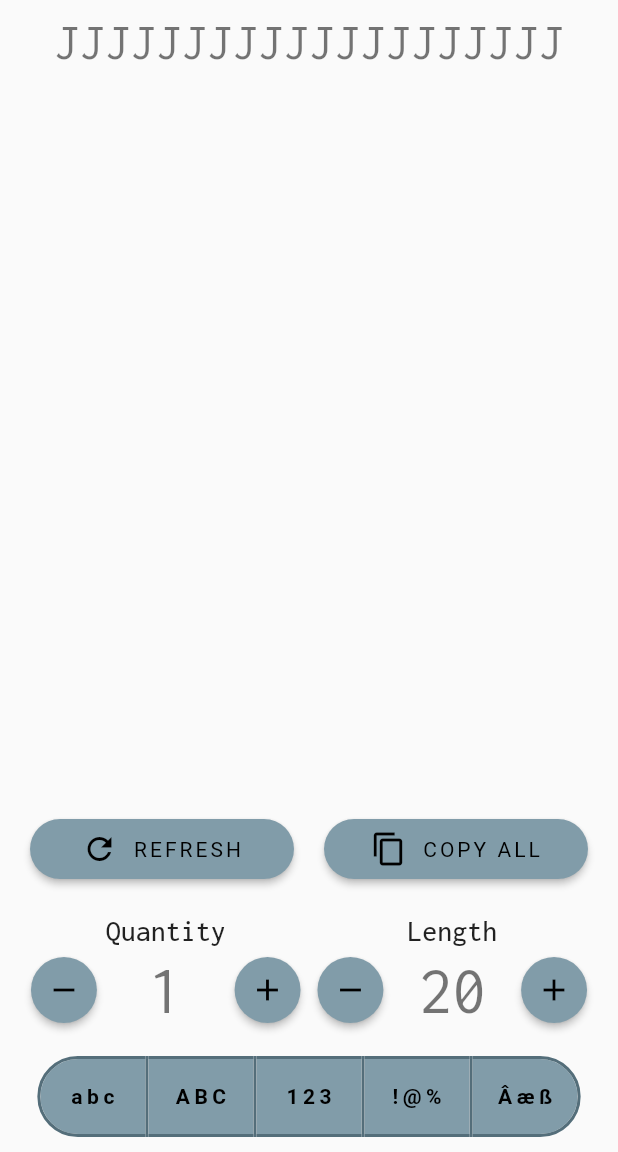
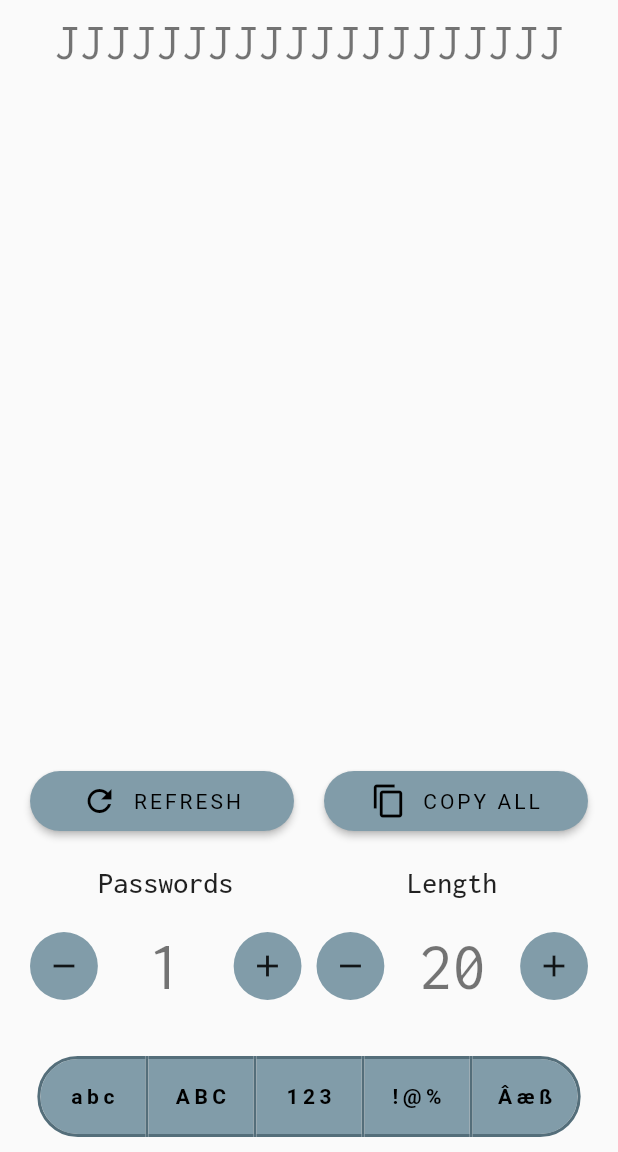
Before and after one commit to gustavomurad/random_password_generator, a Flutter app: the screen it shows after launch, on a phone screen of 412 x 824 dp, the part 84-1236 px from its top. Run offline on Flutter 3.47's test engine with Material 2 defaults, Android fonts, the phone set to English and light mode, and no system bars; our stand-ins replace equatable, flutter_bloc, google_fonts.

Commit message:
Adjusted icon alignment and icon theme

```diff
--- a/lib/core/styles/theme_dark.dart
+++ b/lib/core/styles/theme_dark.dart
@@ -4,13 +4,11 @@
 import 'package:random_password_generator/core/styles/colors_theme_dark.dart';
 
 abstract class AppThemeDark {
-  static final ThemeData themeData = ThemeData(
-    colorScheme: ColorScheme.dark(
-      primary: ColorsThemeDark.primaryColor,
-      primaryVariant: ColorsThemeDark.primaryDarkColor,
-      secondary: ColorsThemeDark.secondaryColor,
-      secondaryVariant: ColorsThemeDark.secondaryDarkColor,
-    ),
+  static final ThemeData themeData = ThemeData.dark().copyWith(
+    primaryColor: ColorsThemeDark.primaryColor,
+    accentColor: ColorsThemeDark.secondaryColor,
+    primaryColorDark: ColorsThemeDark.primaryDarkColor,
+    primaryColorLight: ColorsThemeDark.primaryLightColor,
     primaryTextTheme: GoogleFonts.inconsolataTextTheme(
       ThemeData.dark().primaryTextTheme,
     ),
@@ -25,12 +23,13 @@
           borderRadius: BorderRadius.circular(50),
         ),
         primary: ColorsThemeDark.primaryTextColor,
+        backgroundColor: ColorsThemeDark.primaryLightColor
       ),
     ),
     appBarTheme: AppBarTheme(color: ColorsThemeDark.primaryColor),
     toggleButtonsTheme: ToggleButtonsThemeData(
-      fillColor: ColorsThemeDark.primaryColor,
-      color: ColorsThemeDark.secondaryColor,
+      fillColor: ColorsThemeDark.primaryLightColor,
+      color: ColorsThemeDark.secondaryLightColor,
       selectedColor: ColorsThemeDark.primaryTextColor,
       borderWidth: 2,
       borderColor: ColorsThemeDark.secondaryLightColor,
--- a/lib/core/styles/theme_light.dart
+++ b/lib/core/styles/theme_light.dart
@@ -4,28 +4,27 @@
 import 'package:random_password_generator/core/styles/colors_theme_light.dart';
 
 abstract class AppThemeLight {
-  static final ThemeData themeData = ThemeData(
-    colorScheme: ColorScheme.light(
-      primary: ColorsThemeLight.primaryColor,
-      primaryVariant: ColorsThemeLight.primaryDarkColor,
-      secondary: ColorsThemeLight.secondaryColor,
-      secondaryVariant: ColorsThemeLight.secondaryDarkColor,
-    ),
+  static final ThemeData themeData = ThemeData.light().copyWith(
+    primaryColor: ColorsThemeLight.primaryColor,
+    accentColor: ColorsThemeLight.secondaryColor,
+    primaryColorDark: ColorsThemeLight.primaryDarkColor,
+    primaryColorLight: ColorsThemeLight.primaryLightColor,
     primaryTextTheme: GoogleFonts.inconsolataTextTheme(
       ThemeData.light().primaryTextTheme,
     ),
     textTheme: GoogleFonts.inconsolataTextTheme(
       ThemeData.light().textTheme,
     ),
+    highlightColor: ColorsThemeLight.primaryLightColor,
     textButtonTheme: TextButtonThemeData(
       style: TextButton.styleFrom(
-        backgroundColor: ColorsThemeLight.primaryLightColor,
         textStyle: TextStyle(letterSpacing: 2),
         elevation: 2,
         shape: RoundedRectangleBorder(
           borderRadius: BorderRadius.circular(50),
         ),
         primary: ColorsThemeLight.secondaryTextColor,
+        backgroundColor: ColorsThemeLight.primaryLightColor,
       ),
     ),
     appBarTheme: AppBarTheme(color: ColorsThemeLight.primaryLightColor),
--- a/lib/features/presentation/components/number_picker.dart
+++ b/lib/features/presentation/components/number_picker.dart
@@ -34,14 +34,18 @@
             mainAxisAlignment: MainAxisAlignment.center,
             children: [
               Expanded(
-                child: TextButton(
+                child: Container(
+                  width: 80,
+                  height: 80,
+                  decoration: BoxDecoration(
+                    shape: BoxShape.circle,
+                    color: Theme.of(context).primaryColorLight,
+                  ),
+                  child: IconButton(
+                    icon: const Icon(Icons.remove),
                     onPressed: this.value == this.minValue
                         ? () => this.onChanged(this.maxValue)
                         : () => this.onChanged(this.value - 1),
-                  child: const Icon(Icons.remove),
-                  style: TextButton.styleFrom(
-                    shape: CircleBorder(),
-                    padding: EdgeInsets.all(10),
                   ),
                 ),
               ),
@@ -54,14 +58,18 @@
                 ),
               ),
               Expanded(
-                child: TextButton(
+                child: Container(
+                  width: 80,
+                  height: 80,
+                  decoration: BoxDecoration(
+                    shape: BoxShape.circle,
+                    color: Theme.of(context).primaryColorLight,
+                  ),
+                  child: IconButton(
                     onPressed: this.value == this.maxValue
                         ? () => this.onChanged(this.minValue)
                         : () => this.onChanged(this.value + 1),
-                  child: const Icon(Icons.add),
-                  style: TextButton.styleFrom(
-                    shape: CircleBorder(),
-                    padding: EdgeInsets.all(10),
+                    icon: const Icon(Icons.add),
                   ),
                 ),
               ),
--- a/lib/features/presentation/components/password_quantity_picker.dart
+++ b/lib/features/presentation/components/password_quantity_picker.dart
@@ -14,7 +14,7 @@
   @override
   Widget build(BuildContext context) {
     return NumberPicker(
-      label: 'Quantity',
+      label: 'Passwords',
       minValue: 1,
       maxValue: 100,
       value: this.quantity,
--- a/lib/features/presentation/pages/home_page.dart
+++ b/lib/features/presentation/pages/home_page.dart
@@ -1,17 +1,14 @@
-import 'package:flutter/cupertino.dart';
 import 'package:flutter/material.dart';
 import 'package:flutter/services.dart';
 import 'package:flutter/widgets.dart';
 import 'package:flutter_bloc/flutter_bloc.dart';
-import 'package:random_password_generator/core/styles/colors_theme_dark.dart';
-import 'package:random_password_generator/core/styles/colors_theme_light.dart';
 import 'package:random_password_generator/features/domain/models/password_model.dart';
 import 'package:random_password_generator/features/presentation/bloc/password_bloc.dart';
 import 'package:random_password_generator/features/presentation/bloc/password_events.dart';
 import 'package:random_password_generator/features/presentation/bloc/password_state.dart';
 import 'package:random_password_generator/features/presentation/components/character_choice_toggle_button.dart';
 import 'package:random_password_generator/features/presentation/components/error_dialog.dart';
-import 'package:random_password_generator/features/presentation/components/password_legth_picker.dart';
+import 'package:random_password_generator/features/presentation/components/password_length_picker.dart';
 import 'package:random_password_generator/features/presentation/components/password_list.dart';
 import 'package:random_password_generator/features/presentation/components/password_quantity_picker.dart';
 import 'package:random_password_generator/features/presentation/components/rounded_button.dart';
@@ -39,12 +36,16 @@
 
   @override
   Widget build(BuildContext context) {
-    return SafeArea(
-      child: AnnotatedRegion<SystemUiOverlayStyle>(
+    final currentBrightness = MediaQuery.of(context).platformBrightness;
+    final systemColor = Theme.of(context).primaryColorDark;
+    return AnnotatedRegion<SystemUiOverlayStyle>(
       value: SystemUiOverlayStyle(
-          statusBarColor: _getThemeColor(),
-          systemNavigationBarColor: _getThemeColor(),
-          systemNavigationBarDividerColor: _getThemeColor(),
+        statusBarColor: systemColor,
+        systemNavigationBarColor: systemColor,
+        systemNavigationBarDividerColor: systemColor,
+        statusBarBrightness: currentBrightness,
+        statusBarIconBrightness: currentBrightness,
+        systemNavigationBarIconBrightness: currentBrightness,
       ),
       child: Scaffold(
         body: BlocConsumer<PasswordBloc, PasswordState>(
@@ -147,7 +148,6 @@
           },
         ),
       ),
-      ),
     );
   }
 
@@ -165,14 +165,6 @@
         ),
       ),
     );
-  }
-
-  Color _getThemeColor() {
-    final bool isDarkModeOn =
-        MediaQuery.of(context).platformBrightness == Brightness.dark;
-    return isDarkModeOn
-        ? ColorsThemeDark.primaryColor
-        : ColorsThemeLight.primaryLightColor;
   }
 
   bool _canPressCharacterToggle(int index) => (this
```
Also changed, not shown: lib/features/presentation/components/password_length_picker.dart (renamed from lib/features/presentation/components/password_legth_picker.dart). Lines whose indentation alone changed are shown as unchanged.
